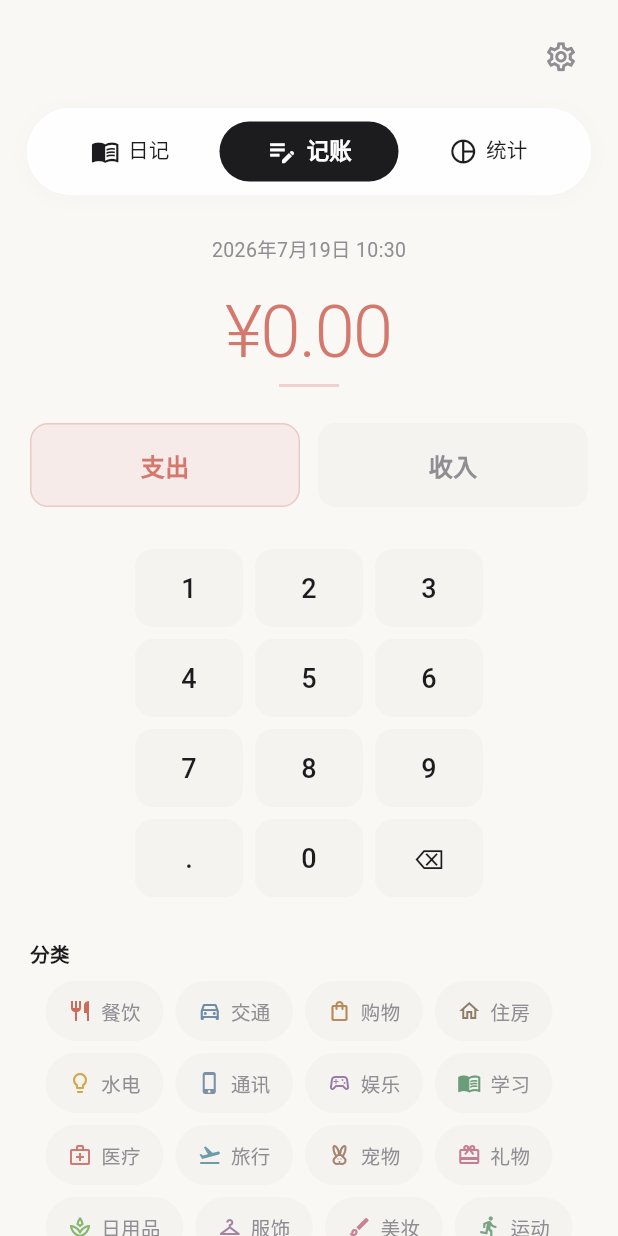
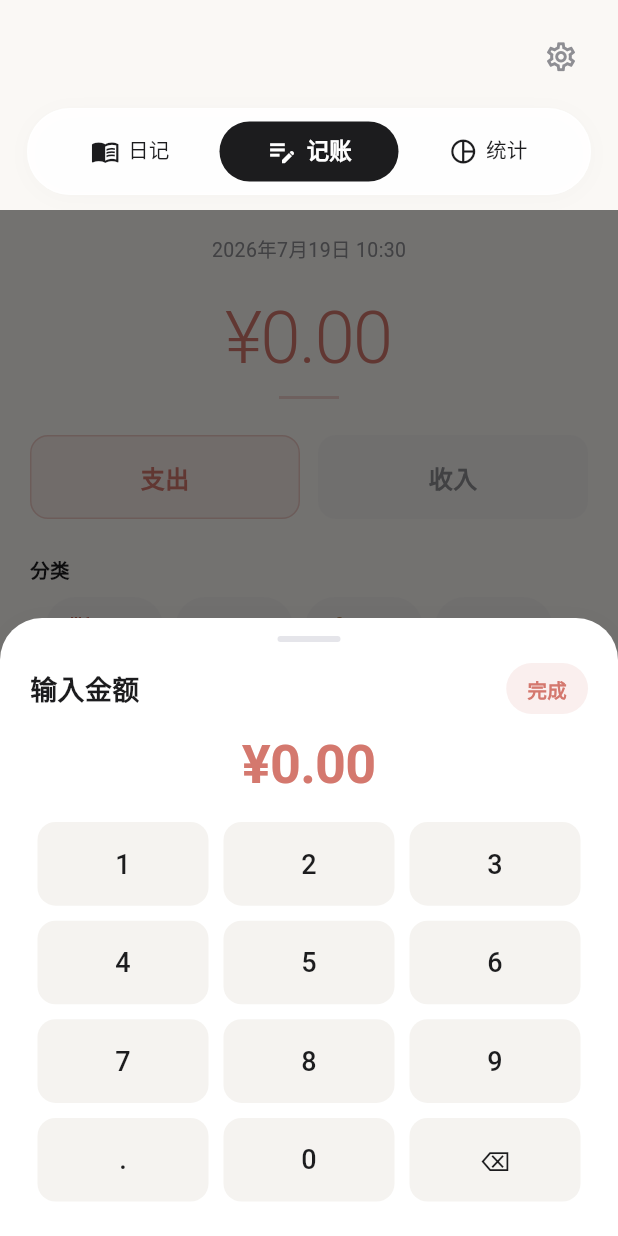
Before and after one commit to WildFlowerRed/TallyJie, a Flutter app: the LedgerPage screen opened by its route, on a phone screen of 412 x 824 dp. Run offline on Flutter 3.47's test engine with Material 3 defaults, Android fonts, the light colour scheme and no system bars; our stand-ins replace flutter_riverpod, go_router, sqflite; accounts and stored records are empty.

Commit message:
重构数字键盘

```diff
--- a/lib/features/ledger/presentation/pages/ledger_page.dart
+++ b/lib/features/ledger/presentation/pages/ledger_page.dart
@@ -4,6 +4,7 @@ import 'package:intl/intl.dart';
 import '../../../../app/theme/app_colors.dart';
 import '../../../../app/theme/app_typography.dart';
 import '../../../../app/theme/app_radius.dart';
+import '../../../../app/theme/app_shadows.dart';
 
 /// 记账账本
 class LedgerPage extends ConsumerStatefulWidget {
@@ -19,6 +20,7 @@ class _LedgerPageState extends ConsumerState<LedgerPage> {
   int? _selectedAccId;
   final TextEditingController _noteCtrl = TextEditingController();
   DateTime _selectedTime = DateTime.now();
+  bool _isKeypadOpen = false;
 
   final _expenseCats = [
     {
@@ -237,6 +239,14 @@ class _LedgerPageState extends ConsumerState<LedgerPage> {
       _isExpense ? _expenseCats : _incomeCats;
 
   @override
+  void initState() {
+    super.initState();
+    WidgetsBinding.instance.addPostFrameCallback((_) {
+      if (mounted) _showAmountKeypad();
+    });
+  }
+
+  @override
   void dispose() {
     _noteCtrl.dispose();
     super.dispose();
@@ -264,6 +274,47 @@ class _LedgerPageState extends ConsumerState<LedgerPage> {
           _amount += key;
         }
       }
+    });
+  }
+
+  Future<void> _showAmountKeypad() async {
+    if (_isKeypadOpen) return;
+    _isKeypadOpen = true;
+
+    await showModalBottomSheet<void>(
+      context: context,
+      isScrollControlled: true,
+      backgroundColor: Colors.transparent,
+      builder: (ctx) {
+        final bottomInset = MediaQuery.of(ctx).viewInsets.bottom;
+        return StatefulBuilder(
+          builder: (ctx, setSheetState) {
+            final accent = _isExpense ? AppColors.expense : AppColors.income;
+            return _AmountKeypadSheet(
+              amount: _amount,
+              accent: accent,
+              bottomInset: bottomInset,
+              onKey: (key) {
+                _onKey(key);
+                setSheetState(() {});
+              },
+              onDone: () => Navigator.of(ctx).pop(),
+            );
+          },
+        );
+      },
+    );
+
+    _isKeypadOpen = false;
+  }
+
+  void _switchType(bool isExpense) {
+    setState(() {
+      _isExpense = isExpense;
+      _selectedCatId = null;
+    });
+    WidgetsBinding.instance.addPostFrameCallback((_) {
+      if (mounted) _showAmountKeypad();
     });
   }
 
@@ -351,9 +402,19 @@ class _LedgerPageState extends ConsumerState<LedgerPage> {
               const SizedBox(height: 20),
 
               // 金额
-              Text(
+              GestureDetector(
+                onTap: _showAmountKeypad,
+                behavior: HitTestBehavior.opaque,
+                child: Padding(
+                  padding: const EdgeInsets.symmetric(
+                    horizontal: 12,
+                    vertical: 4,
+                  ),
+                  child: Text(
                     _amount.isEmpty ? '¥0.00' : '¥$_amount',
                     style: AppTypography.amountLarge.copyWith(color: accent),
+                  ),
+                ),
               ),
               const SizedBox(height: 8),
               Container(
@@ -371,7 +432,7 @@ class _LedgerPageState extends ConsumerState<LedgerPage> {
                       label: '支出',
                       selected: _isExpense,
                       color: AppColors.expense,
-                      onTap: () => setState(() => _isExpense = true),
+                      onTap: () => _switchType(true),
                     ),
                   ),
                   const SizedBox(width: 12),
@@ -380,15 +441,11 @@ class _LedgerPageState extends ConsumerState<LedgerPage> {
                       label: '收入',
                       selected: !_isExpense,
                       color: AppColors.income,
-                      onTap: () => setState(() => _isExpense = false),
+                      onTap: () => _switchType(false),
                     ),
                   ),
                 ],
               ),
-              const SizedBox(height: 24),
-
-              // 数字键盘
-              _buildKeypad(),
               const SizedBox(height: 24),
 
               // 分类
@@ -482,41 +539,141 @@ class _LedgerPageState extends ConsumerState<LedgerPage> {
       ),
     );
   }
+}
 
-  Widget _buildKeypad() {
+class _AmountKeypadSheet extends StatelessWidget {
+  final String amount;
+  final Color accent;
+  final double bottomInset;
+  final ValueChanged<String> onKey;
+  final VoidCallback onDone;
+
+  const _AmountKeypadSheet({
+    required this.amount,
+    required this.accent,
+    required this.bottomInset,
+    required this.onKey,
+    required this.onDone,
+  });
+
+  @override
+  Widget build(BuildContext context) {
+    final height = MediaQuery.of(context).size.height * 0.5;
     final keys = [
       ['1', '2', '3'],
       ['4', '5', '6'],
       ['7', '8', '9'],
       ['.', '0', '⌫'],
     ];
-    return Column(
+
+    return Padding(
+      padding: EdgeInsets.only(bottom: bottomInset),
+      child: Container(
+        height: height,
+        width: double.infinity,
+        padding: const EdgeInsets.fromLTRB(20, 12, 20, 18),
+        decoration: const BoxDecoration(
+          color: AppColors.card,
+          borderRadius: BorderRadius.vertical(top: Radius.circular(28)),
+          boxShadow: [AppShadows.card],
+        ),
+        child: SafeArea(
+          top: false,
+          child: Column(
+            children: [
+              Container(
+                width: 42,
+                height: 4,
+                decoration: BoxDecoration(
+                  color: AppColors.divider,
+                  borderRadius: BorderRadius.circular(2),
+                ),
+              ),
+              const SizedBox(height: 14),
+              Row(
+                children: [
+                  Text('输入金额', style: AppTypography.subtitle),
+                  const Spacer(),
+                  GestureDetector(
+                    onTap: onDone,
+                    behavior: HitTestBehavior.opaque,
+                    child: Container(
+                      padding: const EdgeInsets.symmetric(
+                        horizontal: 14,
+                        vertical: 8,
+                      ),
+                      decoration: BoxDecoration(
+                        color: accent.withValues(alpha: 0.12),
+                        borderRadius: AppRadius.capsule,
+                      ),
+                      child: Text(
+                        '完成',
+                        style: AppTypography.caption.copyWith(
+                          color: accent,
+                          fontWeight: FontWeight.w600,
+                        ),
+                      ),
+                    ),
+                  ),
+                ],
+              ),
+              const SizedBox(height: 12),
+              Text(
+                amount.isEmpty ? '¥0.00' : '¥$amount',
+                style: AppTypography.amount.copyWith(color: accent),
+              ),
+              const SizedBox(height: 12),
+              Expanded(
+                child: Column(
                   children: keys.map((row) {
-        return Row(
-          mainAxisAlignment: MainAxisAlignment.center,
-          children: row.map((k) {
+                    return Expanded(
+                      child: Row(
+                        children: row.map((key) {
+                          return Expanded(
+                            child: Padding(
+                              padding: const EdgeInsets.all(5),
+                              child: _KeypadButton(
+                                label: key,
+                                onTap: () => onKey(key),
+                              ),
+                            ),
+                          );
+                        }).toList(),
+                      ),
+                    );
+                  }).toList(),
+                ),
+              ),
+            ],
+          ),
+        ),
+      ),
+    );
+  }
+}
+
+class _KeypadButton extends StatelessWidget {
+  final String label;
+  final VoidCallback onTap;
+
+  const _KeypadButton({required this.label, required this.onTap});
+
+  @override
+  Widget build(BuildContext context) {
     return GestureDetector(
-              onTap: () => _onKey(k),
+      onTap: onTap,
+      behavior: HitTestBehavior.opaque,
       child: Container(
-                width: 72,
-                height: 52,
-                margin: const EdgeInsets.all(4),
         decoration: BoxDecoration(
           color: AppColors.surface,
           borderRadius: AppRadius.md,
         ),
         alignment: Alignment.center,
         child: Text(
-                  k,
-                  style: AppTypography.subtitle.copyWith(
-                    fontWeight: FontWeight.w500,
+          label,
+          style: AppTypography.subtitle.copyWith(fontWeight: FontWeight.w500),
         ),
       ),
-              ),
-            );
-          }).toList(),
-        );
-      }).toList(),
     );
   }
 }
```
Lines whose indentation alone changed are shown as unchanged.
